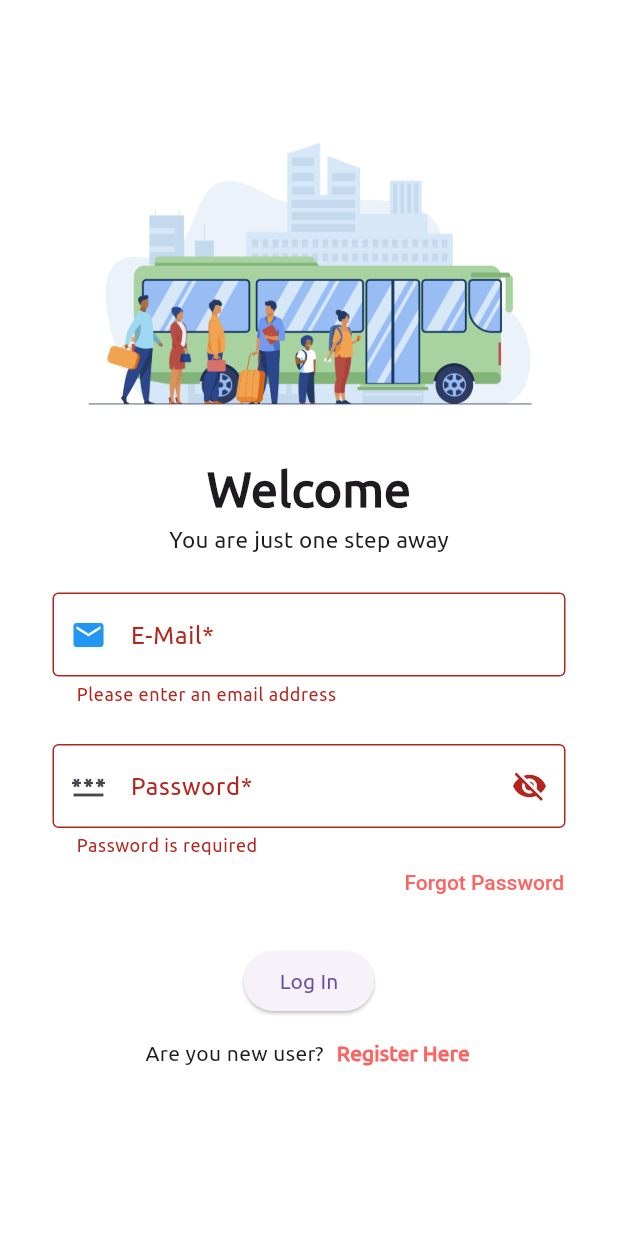
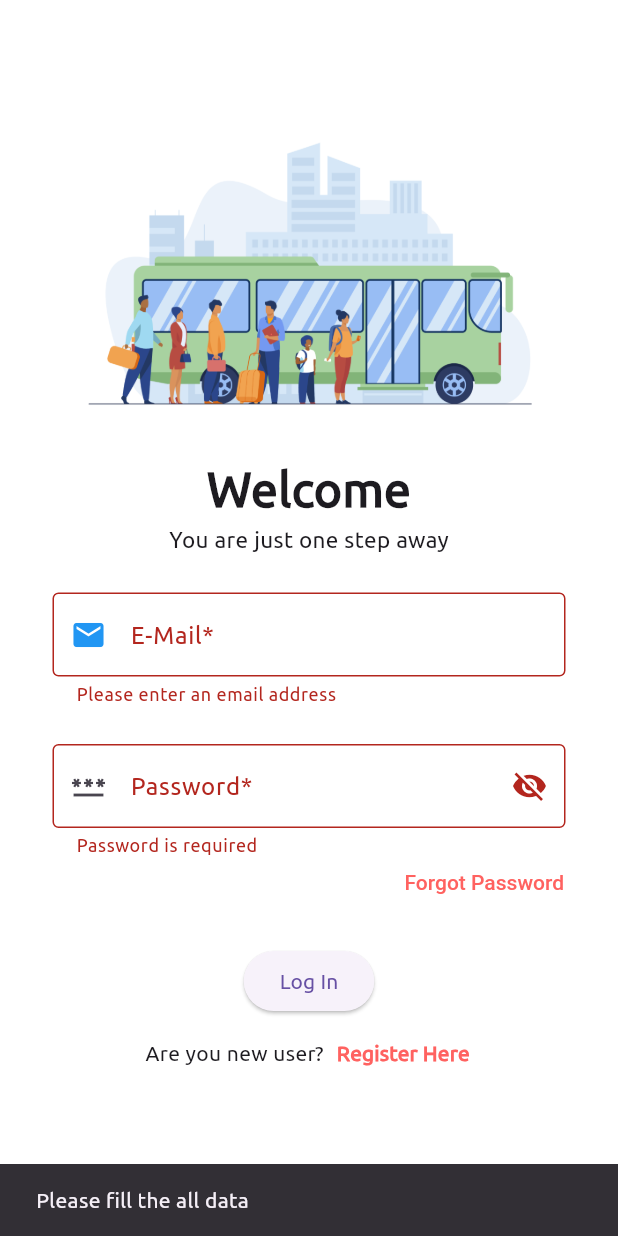
Before and after one commit to rajdalal1109/Final_Project, a Flutter app: the screen it shows after launch, after a tap on "Log In", on a phone screen of 412 x 824 dp. Run offline on Flutter 3.47's test engine with Material 3 defaults, Android fonts, the light colour scheme and no system bars; our stand-ins replace image_picker, lottie, shared_preferences; network calls fail.

Commit message:
update 8/3/24,05:28

```diff
--- a/lib/UI/select_seat.dart
+++ b/lib/UI/select_seat.dart
@@ -340,7 +340,7 @@ class _SeatSelectState extends State<SeatSelect> {
   void _getSeat() async {
     var res = await http.post(
         Uri.parse('https://busbooking.bestdevelopmentteam.com/Api/setas.php'),
-        body: jsonEncode({"bus_id": 24, "date": "2024/03/18"}),
+        body: jsonEncode({"bus_id": widget.busID, "date": widget.date.toString()}),
         headers: {'Content-Type': 'application/json'});
     if (res.statusCode == 200) {
       var data = jsonDecode(res.body);
--- a/lib/login.dart
+++ b/lib/login.dart
@@ -232,6 +232,13 @@ class _LogInState extends State<LogIn> {
                             builder: (context) => BottoBar(),
                           ));
                         });
+                      } else {
+                        // Form is invalid
+                        ScaffoldMessenger.of(context).showSnackBar(
+                          SnackBar(
+                            content: const Text('Please fill the all data'),
+                          ),
+                        );
                       }
                     },
                   ),
--- a/lib/registration.dart
+++ b/lib/registration.dart
@@ -228,9 +228,9 @@ class _RegistrationState extends State<Registration> {
                   scrollDirection: Axis.horizontal,
                   child: Row(
                     children: [
-                      Text("By Clicking on Register, you are agree to "
+                      Text("By Clicking on Register, You are agree to \n"
                           "Privacy Policy and "
-                          "Terms & Conditions !!",style: TextStyle(color: Colors.red)),
+                          "Terms & Conditions !!",style: TextStyle(color: Colors.red,fontWeight: FontWeight.w400)),
                     ],
                   ),
                 ),
```
